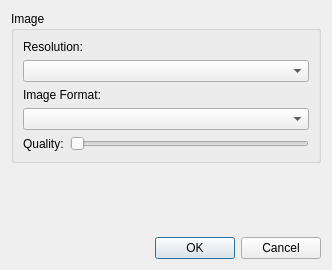
Above: imagesettings.ui from erespebrn/Near_Field_Scanner_GUI before the change. Below: the same form after it.
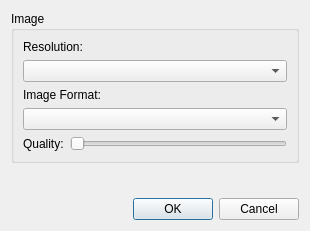
That is the form after the change.

Commit message: Image settings window debugged. Size detection upgraded

```diff
--- a/imagesettings.ui
+++ b/imagesettings.ui
@@ -6,8 +6,8 @@
    <rect>
     <x>0</x>
     <y>0</y>
-    <width>332</width>
-    <height>270</height>
+    <width>310</width>
+    <height>231</height>
    </rect>
   </property>
   <property name="windowTitle">
```
Left out of the diff: 35 changed lines with no effect on the pictures. The commit also changes 5 other files.
